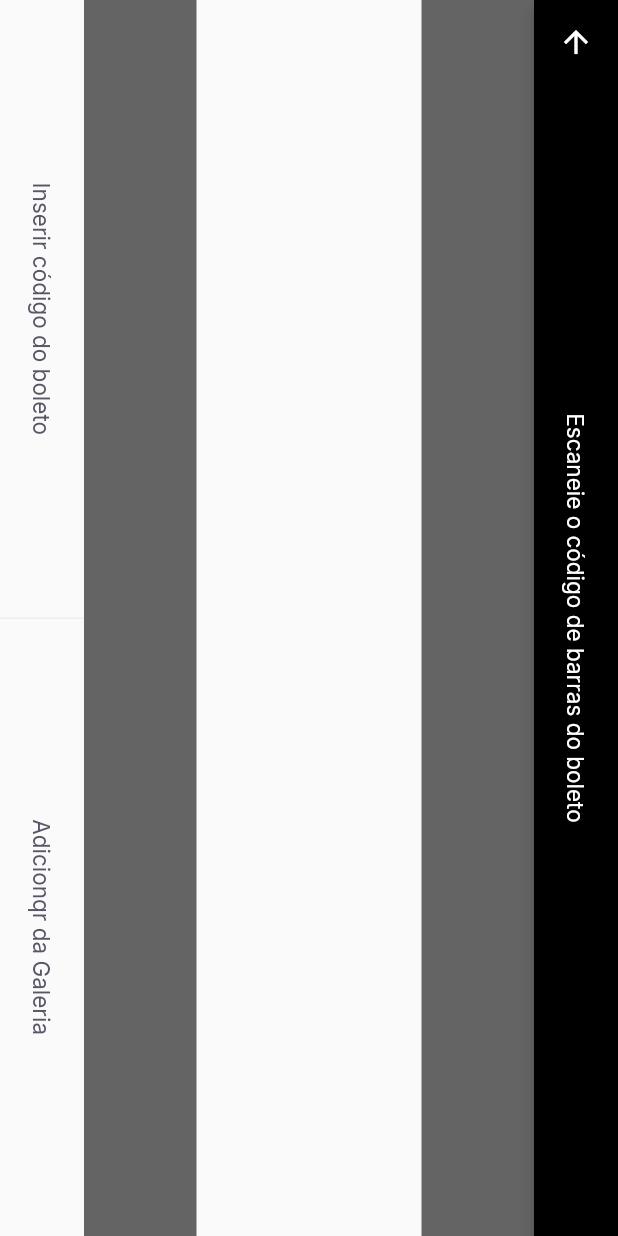
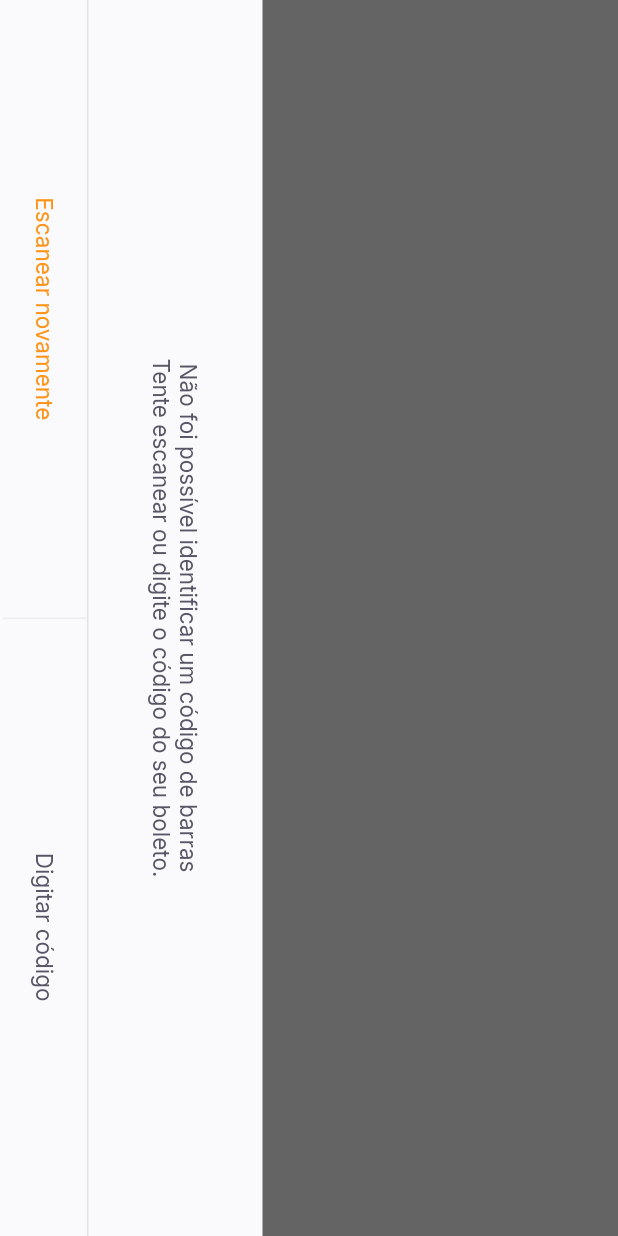
Before and after one commit to wilker123/Pay-Flow-NLW, a Flutter app: the BarcodeScannerPage screen opened by its route, on a phone screen of 412 x 824 dp. Run offline on Flutter 3.47's test engine with Material 2 defaults, Android fonts, the phone set to English and light mode, and no system bars; our stand-ins replace firebase_core, google_fonts, google_sign_in, shared_preferences; accounts and stored records are empty.

Commit message:
Layout barcodeScanner concluído com sucesso

```diff
--- a/gerenciador_de_boletos/lib/modules/barcode_scanner/barcode_scanner_page.dart
+++ b/gerenciador_de_boletos/lib/modules/barcode_scanner/barcode_scanner_page.dart
@@ -1,8 +1,7 @@
 import 'package:flutter/material.dart';
 import 'package:gerenciador_de_boletos/shared/themes/app_colors.dart';
 import 'package:gerenciador_de_boletos/shared/themes/app_text_styles.dart';
-import 'package:gerenciador_de_boletos/shared/widgets/divider_vertical/divider_vertical_widget.dart';
-import 'package:gerenciador_de_boletos/shared/widgets/label_button/label_button.dart';
+import 'package:gerenciador_de_boletos/shared/widgets/bottom_shoot/bottom_shoot_widget.dart';
 import 'package:gerenciador_de_boletos/shared/widgets/set_label_buttons/set_label_buttons.dart';
 
 class BarcodeScannerPage extends StatefulWidget {
@@ -15,6 +14,14 @@ class BarcodeScannerPage extends StatefulWidget {
 class _BarcodeScannerPageState extends State<BarcodeScannerPage> {
   @override
   Widget build(BuildContext context) {
+    return BottonSheetWidget(
+      title: "Não foi possível identificar um código de barras",
+      subTitle: "Tente escanear ou digite o código do seu boleto.",
+      primaryLabel: "Escanear novamente",
+      primaryOnPressed: (){},
+      secundaryLabel: "Digitar código",
+      secundaryOnPressed: (){}
+    );
     return SafeArea(
       top: true,
       bottom: true,
--- /dev/null
+++ b/gerenciador_de_boletos/lib/shared/widgets/bottom_shoot/bottom_shoot_widget.dart
@@ -0,0 +1,76 @@
+import 'package:flutter/material.dart';
+import 'package:gerenciador_de_boletos/shared/themes/app_colors.dart';
+import 'package:gerenciador_de_boletos/shared/themes/app_text_styles.dart';
+import 'package:gerenciador_de_boletos/shared/widgets/set_label_buttons/set_label_buttons.dart';
+
+class BottonSheetWidget extends StatelessWidget {
+  final String primaryLabel;
+  final VoidCallback primaryOnPressed;
+  final String secundaryLabel;
+  final VoidCallback secundaryOnPressed;
+  final String title;
+  final String subTitle;
+  const BottonSheetWidget(
+      {Key? key,
+      required this.primaryLabel,
+      required this.primaryOnPressed,
+      required this.secundaryLabel,
+      required this.secundaryOnPressed,
+      required this.title,
+      required this.subTitle})
+      : super(key: key);
+
+  @override
+  Widget build(BuildContext context) {
+    return SafeArea(
+      child: RotatedBox(
+        quarterTurns: 1,
+        child: Material(
+          child: Container(
+            color: AppColors.shape,
+            child: Column(
+              children: [
+                Expanded(
+                  child: Container(
+                    color: Colors.black.withOpacity(0.6),
+                  ),
+                ),
+                Column(
+                  children: [
+                    Padding(
+                      padding: const EdgeInsets.all(40.0),
+                      child: Text.rich(
+                        TextSpan(
+                          text: title,
+                          style: TextStyles.buttonHeading,
+                          children: [
+                            TextSpan(
+                              text: "\n$subTitle",
+                              style: TextStyles.buttonHeading,
+                            ),
+                          ],
+                        ),
+                        textAlign: TextAlign.center,
+                      ),
+                    ),
+                    Container(
+                      color: AppColors.stroke,
+                      height: 1,
+                    ),
+                    SetLabelButtons(
+                      enablePrimaryColor: true,
+                        primaryLabel: primaryLabel,
+                        primaryOnPressed: primaryOnPressed,
+                        secundaryLabel: secundaryLabel,
+                        secundaryOnPressed: secundaryOnPressed),
+                        SizedBox(height: 2,)
+                  ],
+                ),
+              ],
+            ),
+          ),
+        ),
+      ),
+    );
+  }
+}
--- a/gerenciador_de_boletos/lib/shared/widgets/label_button/label_button.dart
+++ b/gerenciador_de_boletos/lib/shared/widgets/label_button/label_button.dart
@@ -4,10 +4,13 @@ import 'package:gerenciador_de_boletos/shared/themes/app_text_styles.dart';
 class LabelButton extends StatelessWidget {
   final String label;
   final VoidCallback onPressed;
+  final TextStyle? style;
   const LabelButton({
     Key? key ,
     required this.label,
     required this.onPressed,
+    this.style,
+
   }) : super(key: key);
 
   @override
@@ -16,7 +19,7 @@ class LabelButton extends StatelessWidget {
       height: 56,
       child: TextButton(
         onPressed: (){},
-        child: Text(label, style: TextStyles.buttonHeading,),
+        child: Text(label, style: style ?? TextStyles.buttonHeading,),
       ),
     );
   }
--- a/gerenciador_de_boletos/lib/shared/widgets/set_label_buttons/set_label_buttons.dart
+++ b/gerenciador_de_boletos/lib/shared/widgets/set_label_buttons/set_label_buttons.dart
@@ -1,4 +1,5 @@
 import 'package:flutter/material.dart';
+import 'package:gerenciador_de_boletos/shared/themes/app_text_styles.dart';
 import 'package:gerenciador_de_boletos/shared/widgets/divider_vertical/divider_vertical_widget.dart';
 import 'package:gerenciador_de_boletos/shared/widgets/label_button/label_button.dart';
 
@@ -7,12 +8,14 @@ class SetLabelButtons extends StatelessWidget {
   final VoidCallback primaryOnPressed;
   final String secundaryLabel;
   final VoidCallback secundaryOnPressed;
+  final bool enablePrimaryColor;
   const SetLabelButtons({
     Key? key,
     required this.primaryLabel,
     required this.primaryOnPressed,
     required this.secundaryLabel,
-    required this.secundaryOnPressed
+    required this.secundaryOnPressed,
+    this.enablePrimaryColor = false,
   }) : super(key: key);
 
   @override
@@ -24,7 +27,8 @@ class SetLabelButtons extends StatelessWidget {
             Expanded(
               child: LabelButton(
                 label: primaryLabel,
-                onPressed: primaryOnPressed
+                onPressed: primaryOnPressed,
+                style: enablePrimaryColor ? TextStyles.buttonPrimary : null,
               ),
             ),
             DividerVerticalWidget(),
```
